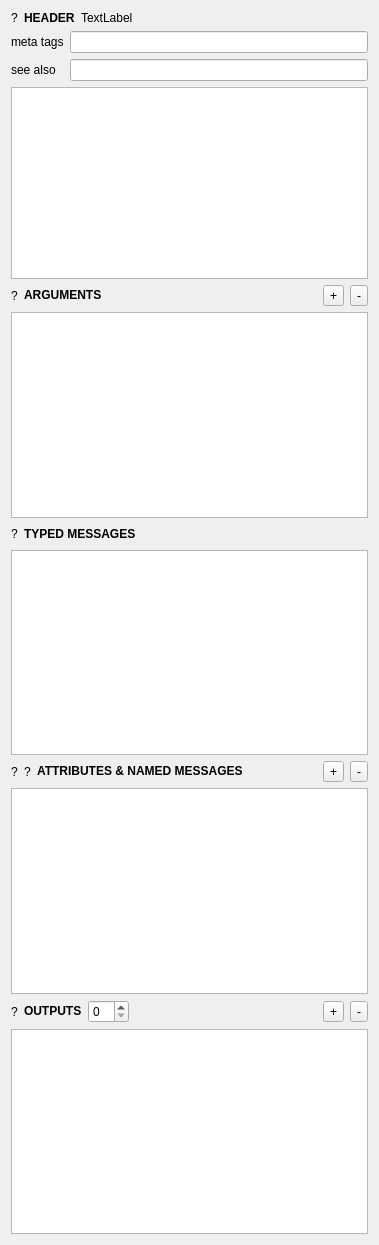
The window that source/HelpForMax/Patch/PatchWidget.ui (xavierxeon-music/WaMaxPackage) describes before a commit, drawn with Qt 5.
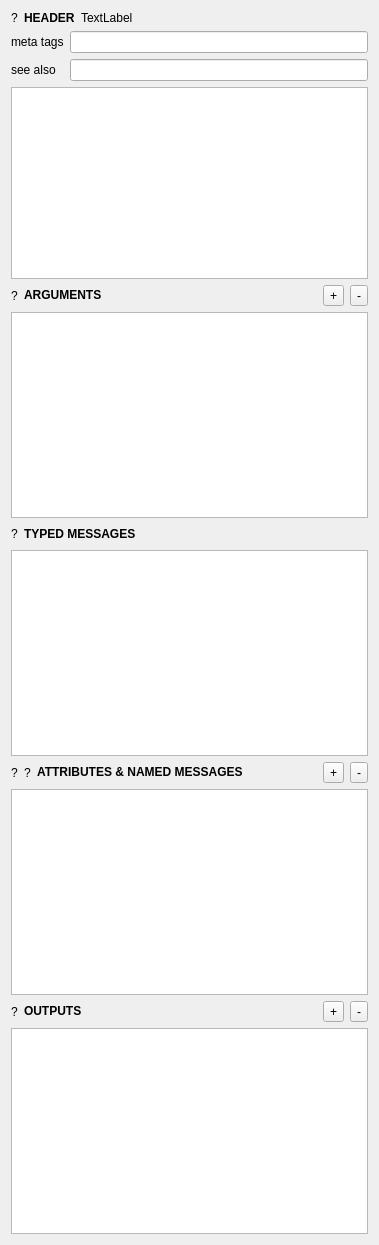
The same window after the commit. Custom widgets are drawn as their Qt base class.

The edit to the form file:
```diff
--- a/source/HelpForMax/Patch/PatchWidget.ui
+++ b/source/HelpForMax/Patch/PatchWidget.ui
@@ -234,9 +234,6 @@
        </property>
       </widget>
      </item>
-     <item>
-      <widget class="QSpinBox" name="outputCountSpin"/>
-     </item>
      <item>
       <spacer name="horizontalSpacer_4">
        <property name="orientation">
```
